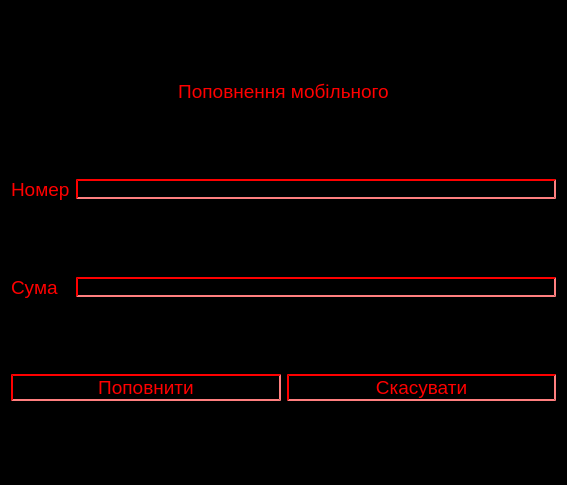
This is frontend/phonewindow.ui in Anoromi/upa_atm as Qt 5 draws it before an edit. The edited form follows.
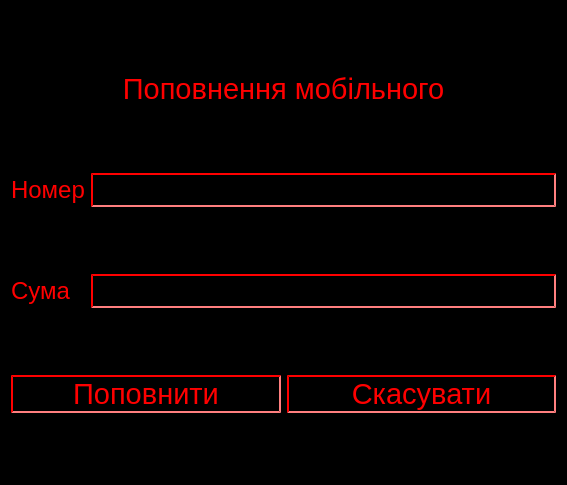
This is the edited form.

Diff of the .ui file:
```diff
--- a/frontend/phonewindow.ui
+++ b/frontend/phonewindow.ui
@@ -21,7 +21,7 @@
     <widget class="QLabel" name="phoneText">
      <property name="font">
       <font>
-       <pointsize>14</pointsize>
+       <pointsize>18</pointsize>
       </font>
      </property>
      <property name="styleSheet">
@@ -34,6 +34,11 @@
    </item>
    <item row="1" column="1">
     <widget class="QLineEdit" name="phoneEdit">
+     <property name="font">
+      <font>
+       <pointsize>18</pointsize>
+      </font>
+     </property>
      <property name="styleSheet">
       <string notr="true">QLineEdit {
 	background: rgb(0,0,0);
@@ -51,7 +56,7 @@
     <widget class="QLabel" name="amountText">
      <property name="font">
       <font>
-       <pointsize>14</pointsize>
+       <pointsize>18</pointsize>
       </font>
      </property>
      <property name="styleSheet">
@@ -64,6 +69,11 @@
    </item>
    <item row="2" column="1">
     <widget class="QLineEdit" name="amountEdit">
+     <property name="font">
+      <font>
+       <pointsize>18</pointsize>
+      </font>
+     </property>
      <property name="styleSheet">
       <string notr="true">QLineEdit {
 	background: rgb(0,0,0);
@@ -89,7 +99,7 @@
        </property>
        <property name="font">
         <font>
-         <pointsize>14</pointsize>
+         <pointsize>22</pointsize>
         </font>
        </property>
        <property name="styleSheet">
@@ -126,7 +136,7 @@
        </property>
        <property name="font">
         <font>
-         <pointsize>14</pointsize>
+         <pointsize>22</pointsize>
         </font>
        </property>
        <property name="styleSheet">
@@ -165,7 +175,7 @@
      </property>
      <property name="font">
       <font>
-       <pointsize>14</pointsize>
+       <pointsize>22</pointsize>
       </font>
      </property>
      <property name="styleSheet">
```
